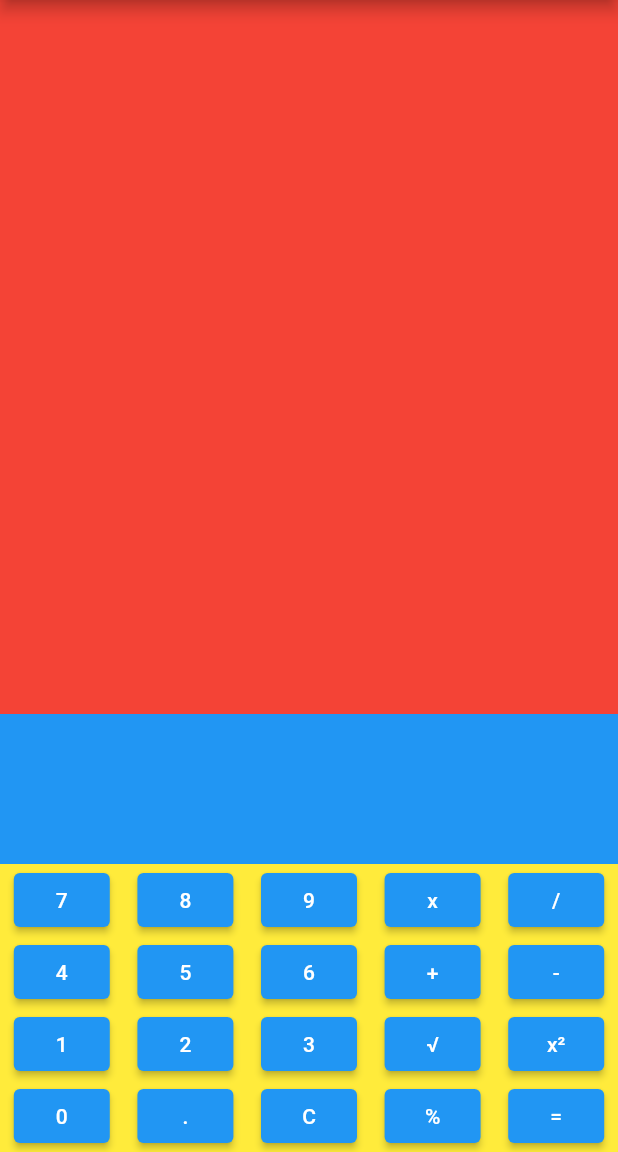
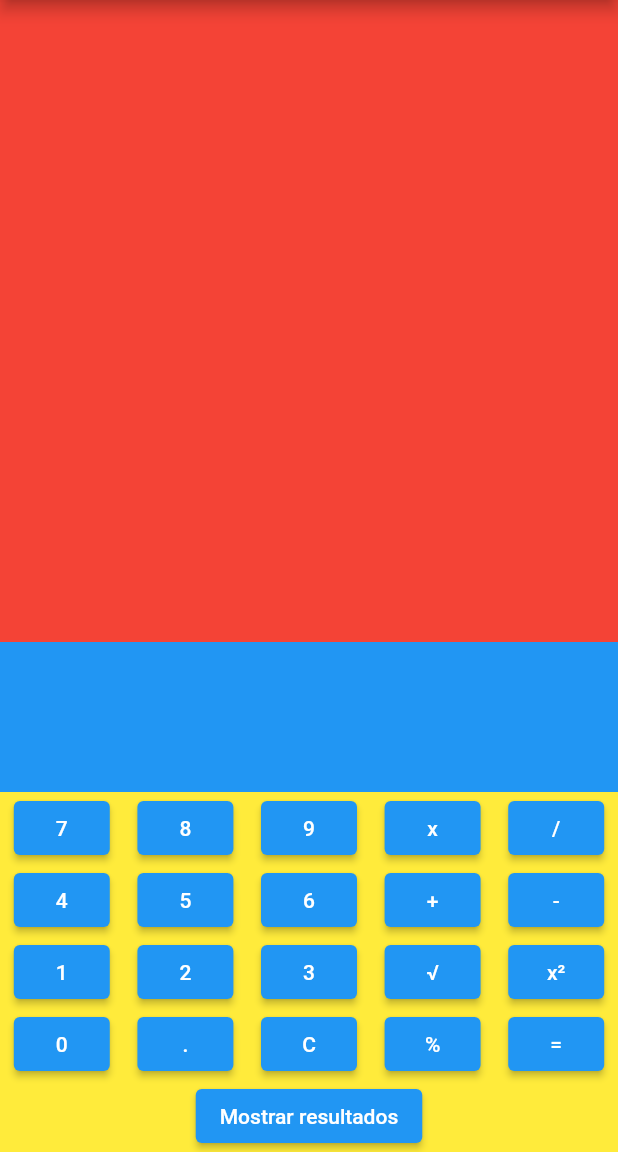
Before and after one commit to NicolasBorda96/taller2s2, a Flutter app: the screen it shows after launch, on a phone screen of 412 x 824 dp, the part 84-1236 px from its top. Run offline on Flutter 3.47's test engine with Material 2 defaults, Android fonts, the phone set to English and light mode, and no system bars.

Commit message:
Añade pagina de resultados

```diff
--- a/lib/page/home-page.dart
+++ b/lib/page/home-page.dart
@@ -1,5 +1,7 @@
 import 'package:flutter/material.dart';
 import 'dart:math';
+
+import 'package:taller2s2/page/resultados.dart';
 
 class HomePage extends StatefulWidget {
   @override
@@ -222,6 +224,20 @@ class _HomePageState extends State<HomePage> {
                       },
                       child: Text("=")),
                 ],
+              ),
+              Row(
+                mainAxisAlignment: MainAxisAlignment.center,
+                children: [
+                  ElevatedButton(
+                      onPressed: () {
+                        Navigator.push(
+                            context,
+                            MaterialPageRoute(
+                                builder: (context) =>
+                                    ResultadosPage(resultados: resultados)));
+                      },
+                      child: Text("Mostrar resultados")),
+                ],
               )
             ],
           ),
```
